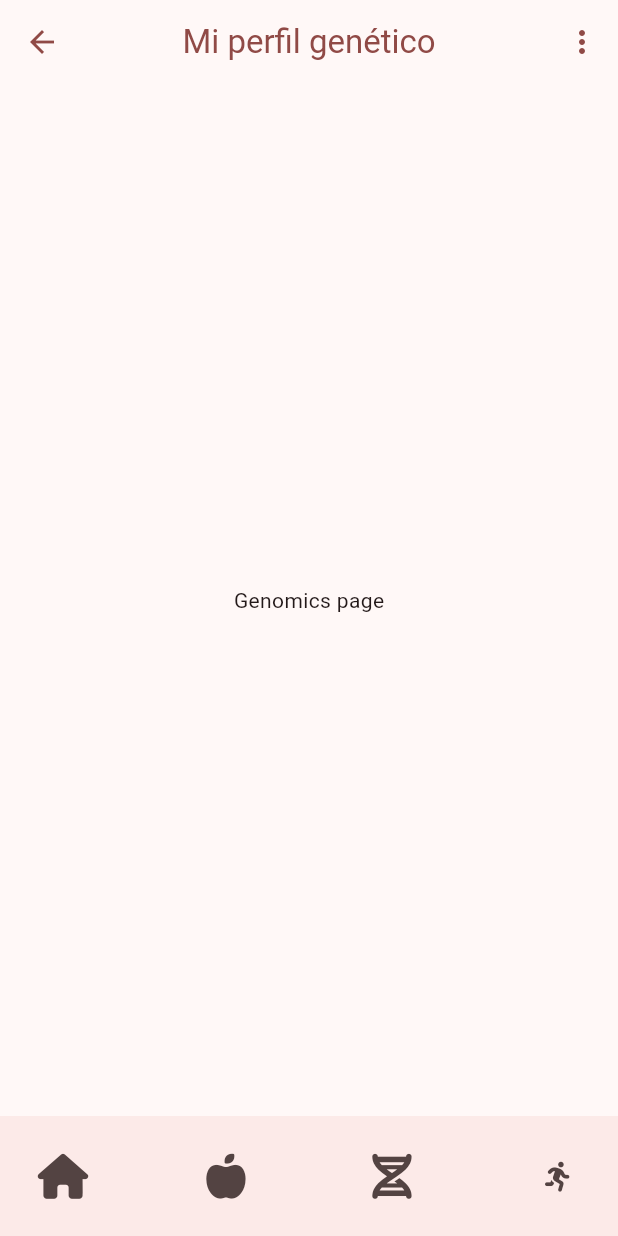
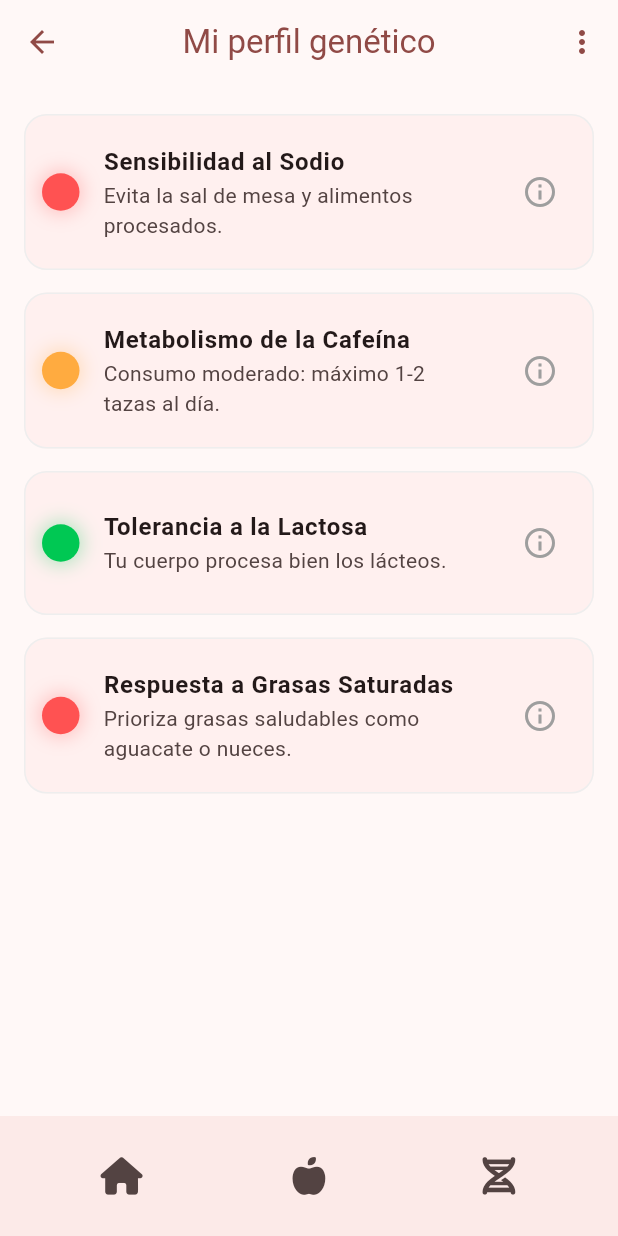
Before and after one commit to FelipeVelandia/HealthUp, a Flutter app: the HomePage screen opened directly with empty values, item 3 of the bottom bar chosen, on a phone screen of 412 x 824 dp. Run offline on Flutter 3.47's test engine with Material 3 defaults, Android fonts, the phone set to English and light mode, and no system bars; our stand-ins replace cloud_firestore, firebase_auth, firebase_core, flutter_svg, font_awesome_flutter, go_router and 1 more; accounts and stored records are empty.

Commit message:
UI: Finalizado semáforo genómico interactivo y FAB de ejercicio

```diff
--- a/lib/routes.dart
+++ b/lib/routes.dart
@@ -6,6 +6,7 @@ import "package:nutrialg_life/screens/diet/details_page.dart";
 import "package:nutrialg_life/screens/screens.dart";
 import "package:nutrialg_life/services/database_service.dart";
 import "package:provider/provider.dart";
+import 'package:nutrialg_life/screens/genomic/genomic_page.dart';
 
 GoRouter getRouter(BuildContext context) {
   return GoRouter(
@@ -14,59 +15,45 @@ GoRouter getRouter(BuildContext context) {
       ShellRoute(
         builder: (context, state, child) => HomePage(child: child),
         routes: [
+          // RUTA DIETA
           GoRoute(
             path: '/diet',
-            builder: (context, state) => DietPage(),
-            pageBuilder: (context, state) {
-              return CustomTransitionPage(
+            pageBuilder: (context, state) => CustomTransitionPage(
               key: state.pageKey,
               child: DietPage(),
-                transitionsBuilder:
-                    (context, animation, secondaryAnimation, child) {
-                  return FadeTransition(
-                    opacity: animation,
-                    child: child,
-                  );
-                },
-              );
+              transitionsBuilder: (context, animation, secondaryAnimation, child) {
+                return FadeTransition(opacity: animation, child: child);
               },
             ),
+          ),
+
+          // RUTA GENÓMICA (La que acabamos de crear)
           GoRoute(
             path: '/genomics',
-            builder: (context, state) => const GenomicPage(),
-            pageBuilder: (context, state) {
-              return CustomTransitionPage(
+            pageBuilder: (context, state) => CustomTransitionPage(
               key: state.pageKey,
               child: const GenomicPage(),
-                transitionsBuilder:
-                    (context, animation, secondaryAnimation, child) {
-                  return FadeTransition(
-                    opacity: animation,
-                    child: child,
-                  );
-                },
-              );
+              transitionsBuilder: (context, animation, secondaryAnimation, child) {
+                return FadeTransition(opacity: animation, child: child);
               },
             ),
+          ),
+
+          // RUTA PROGRESO (Home)
           GoRoute(
             path: '/progress',
-            builder: (context, state) => ProgressPage(),
-            pageBuilder: (context, state) {
-              return CustomTransitionPage(
+            pageBuilder: (context, state) => CustomTransitionPage(
               key: state.pageKey,
               child: ProgressPage(),
-                transitionsBuilder:
-                    (context, animation, secondaryAnimation, child) {
-                  return FadeTransition(
-                    opacity: animation,
-                    child: child,
-                  );
+              transitionsBuilder: (context, animation, secondaryAnimation, child) {
+                return FadeTransition(opacity: animation, child: child);
               },
-              );
-            },
+            ),
           )
         ],
       ),
+
+      // Rutas fuera del Shell (sin barra inferior)
       GoRoute(
         path: '/login',
         builder: (context, state) => const LoginPage(),
@@ -96,29 +83,29 @@ GoRouter getRouter(BuildContext context) {
         builder: (context, state) => AccountPage(),
       )
     ],
+
+    // Lógica de redirección (Auth Guard)
     redirect: (context, state) {
-      // Obtén el estado de autenticación
       final authService = Provider.of<DatabaseService>(context, listen: false);
       final isAuthenticated = authService.isAuthenticated;
       final onBoard = authService.onBoard;
+
       final goingToLogin = state.fullPath == '/login';
       final goingToRegister = state.fullPath == '/register';
 
-      // Si no está autenticado y no está en la página de login, redirige a /login
       if (!isAuthenticated && !goingToLogin && !goingToRegister) {
         return '/login';
       }
 
-      // Si está autenticado y está tratando de ir a /login, redirige al home
       if (isAuthenticated && (goingToLogin || goingToRegister)) {
         return '/progress';
       }
 
-      if (!onBoard) {
+      // Si falta el survey inicial
+      if (isAuthenticated && !onBoard && state.fullPath != '/initial') {
         return '/initial';
       }
 
-      // No redirigir en otros casos
       return null;
     },
     refreshListenable: Provider.of<DatabaseService>(context, listen: false),
--- a/lib/screens/genomic/genomic_page.dart
+++ b/lib/screens/genomic/genomic_page.dart
@@ -2,14 +2,124 @@ import 'package:flutter/material.dart';
 
 class GenomicPage extends StatelessWidget {
   const GenomicPage({super.key});
-  final String title = "Mi perfil genético";
+
+  // Función para mostrar los detalles del gen
+  void _showGeneDetails(BuildContext context, String titulo, String genes) {
+    showDialog(
+      context: context,
+      builder: (context) => AlertDialog(
+        shape: RoundedRectangleBorder(borderRadius: BorderRadius.circular(20)),
+        title: Text(titulo, style: const TextStyle(fontWeight: FontWeight.bold)),
+        content: Column(
+          mainAxisSize: MainAxisSize.min,
+          crossAxisAlignment: CrossAxisAlignment.start,
+          children: [
+            const Text("Genes analizados:", style: TextStyle(fontWeight: FontWeight.bold, color: Colors.grey)),
+            const SizedBox(height: 8),
+            Text(genes, style: const TextStyle(fontSize: 16, fontStyle: FontStyle.italic)),
+          ],
+        ),
+        actions: [
+          TextButton(
+            onPressed: () => Navigator.pop(context),
+            child: const Text("Cerrar", style: TextStyle(color: Color(0xFF32A287))),
+          ),
+        ],
+      ),
+    );
+  }
 
   @override
   Widget build(BuildContext context) {
-    return Container(
-      color: Theme.of(context).scaffoldBackgroundColor,
-      child: const Center(
-        child: Text("Genomics page"),
+    final List<Map<String, dynamic>> genomicItems = [
+      {
+        "titulo": "Sensibilidad al Sodio",
+        "estado": "Rojo",
+        "mensaje": "Evita la sal de mesa y alimentos procesados.",
+        "genes": "AGT, AGTR1, ACE"
+      },
+      {
+        "titulo": "Metabolismo de la Cafeína",
+        "estado": "Amarillo",
+        "mensaje": "Consumo moderado: máximo 1-2 tazas al día.",
+        "genes": "CYP1A2, AHR"
+      },
+      {
+        "titulo": "Tolerancia a la Lactosa",
+        "estado": "Verde",
+        "mensaje": "Tu cuerpo procesa bien los lácteos.",
+        "genes": "MCM6"
+      },
+      {
+        "titulo": "Respuesta a Grasas Saturadas",
+        "estado": "Rojo",
+        "mensaje": "Prioriza grasas saludables como aguacate o nueces.",
+        "genes": "APOA2, FTO"
+      },
+    ];
+
+    return Scaffold(
+      backgroundColor: Theme.of(context).scaffoldBackgroundColor,
+      body: ListView.builder(
+        // Añadimos un pequeño padding superior ahora que no hay título
+        padding: const EdgeInsets.only(top: 20, left: 16, right: 16),
+        itemCount: genomicItems.length,
+        itemBuilder: (context, index) {
+          final item = genomicItems[index];
+
+          Color colorSemaforo;
+          switch (item['estado']) {
+            case "Rojo":
+              colorSemaforo = Colors.redAccent;
+              break;
+            case "Amarillo":
+              colorSemaforo = Colors.orangeAccent;
+              break;
+            default:
+              colorSemaforo = Colors.greenAccent.shade700;
+          }
+
+          return Card(
+            margin: const EdgeInsets.only(bottom: 15),
+            elevation: 0,
+            shape: RoundedRectangleBorder(
+              borderRadius: BorderRadius.circular(15),
+              side: BorderSide(color: Colors.grey.shade200),
+            ),
+            child: ListTile(
+              contentPadding: const EdgeInsets.all(12),
+              leading: Container(
+                width: 25,
+                height: 25,
+                decoration: BoxDecoration(
+                  color: colorSemaforo,
+                  shape: BoxShape.circle,
+                  boxShadow: [
+                    BoxShadow(
+                      color: colorSemaforo.withOpacity(0.3),
+                      blurRadius: 10,
+                      spreadRadius: 2,
+                    )
+                  ],
+                ),
+              ),
+              title: Text(
+                item['titulo'],
+                style: const TextStyle(fontWeight: FontWeight.bold),
+              ),
+              subtitle: Text(item['mensaje']),
+              // Ahora la "i" es un botón funcional
+              trailing: IconButton(
+                icon: const Icon(Icons.info_outline, color: Colors.grey),
+                onPressed: () => _showGeneDetails(
+                  context,
+                  item['titulo'],
+                  item['genes']
+                ),
+              ),
+            ),
+          );
+        },
       ),
     );
   }
--- a/lib/screens/home/home_page.dart
+++ b/lib/screens/home/home_page.dart
@@ -19,17 +19,20 @@ class HomePage extends StatelessWidget {
     final auth = Provider.of<DatabaseService>(context, listen: false);
 
     var scheme = Theme.of(context).colorScheme;
+    // Guardamos la ruta actual para la lógica del título y del botón
+    var currentPath = GoRouterState.of(context).uri.toString();
+
     return Scaffold(
       appBar: AppBar(
-        title: Text(GoRouterState.of(context).uri.toString() == "/diet"
+        title: Text(currentPath == "/diet"
             ? "Menú para hoy"
-            : GoRouterState.of(context).uri.toString() == "/genomics"
+            : currentPath == "/genomics"
                 ? "Mi perfil genético"
-                : GoRouterState.of(context).uri.toString() == "/exercise-registration"
-                ? "Registrar Actividad Física"
-                  : GoRouterState.of(context).uri.toString() == "/progress"
-                  ? "HealthUp"
-                  : "Por defecto"),
+                : currentPath == "/exercise-registration"
+                    ? "Registrar Actividad Física"
+                    : currentPath == "/progress"
+                        ? "HealthUp"
+                        : "Por defecto"),
         foregroundColor: scheme.primary,
         centerTitle: true,
         actions: [
@@ -59,37 +62,47 @@ class HomePage extends StatelessWidget {
         ],
       ),
       body: child,
-      floatingActionButtonLocation: FloatingActionButtonLocation.endContained,
+
+      // --- BOTÓN FLOTANTE PERSONALIZADO ---
+      // Solo se muestra si estamos en la pantalla de progreso
+      floatingActionButton: currentPath == "/progress"
+        ? FloatingActionButton(
+            onPressed: () => changePath(context, "/exercise-registration"),
+            backgroundColor: const Color(0xFF32A287), // Tu verde esmeralda
+            elevation: 4,
+            shape: const CircleBorder(), // Lo hace perfectamente circular
+            child: const Icon(
+              FontAwesomeIcons.personRunning, // El icono de ejercicio
+              color: Colors.white,
+              size: 24,
+            ),
+          )
+        : null,
+
+      // Ubicación flotante sobre el contenido, sin tocar la barra
+      floatingActionButtonLocation: FloatingActionButtonLocation.endFloat,
+
       bottomNavigationBar: BottomAppBar(
         child: Row(
-          mainAxisAlignment: MainAxisAlignment.spaceBetween,
+          mainAxisAlignment: MainAxisAlignment.spaceAround,
           children: [
             IconButton(
                 onPressed: () => changePath(context, "/progress"),
                 icon: const Icon(
                   FontAwesomeIcons.house,
-                  size: 30,
+                  size: 25,
                 )),
-                 const SizedBox(width: 12),
             IconButton(
                 onPressed: () => changePath(context, "/diet"),
                 icon: const Icon(
                   FontAwesomeIcons.appleWhole,
-                  size: 30,
+                  size: 25,
                 )),
-            const SizedBox(width: 12),
             IconButton(
                 onPressed: () => changePath(context, "/genomics"),
                 icon: const Icon(
                   FontAwesomeIcons.dna,
-                  size: 30,
-                )),
-            const SizedBox(width: 12),
-            IconButton(
-                onPressed: () => changePath(context, "/exercise-registration"),
-                icon: const Icon(
-                  FontAwesomeIcons.personRunning,
-                  size: 20,
+                  size: 25,
                 )),
           ],
         ),
```
Also changed, not shown: pubspec.lock. Lines whose indentation alone changed are shown as unchanged.
